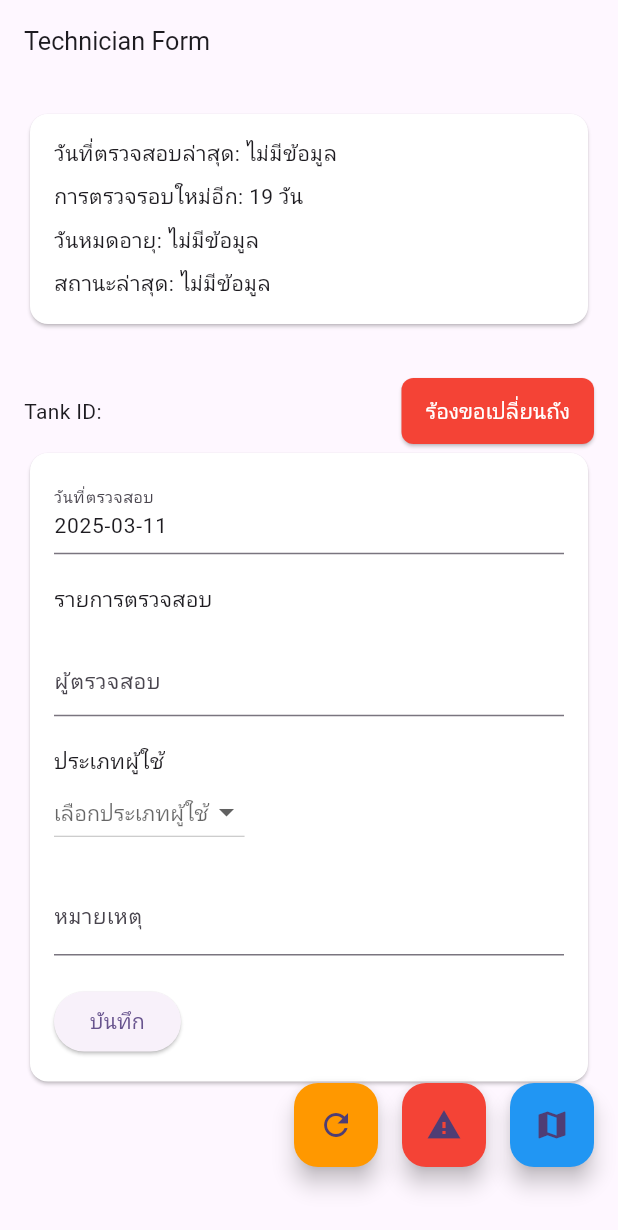
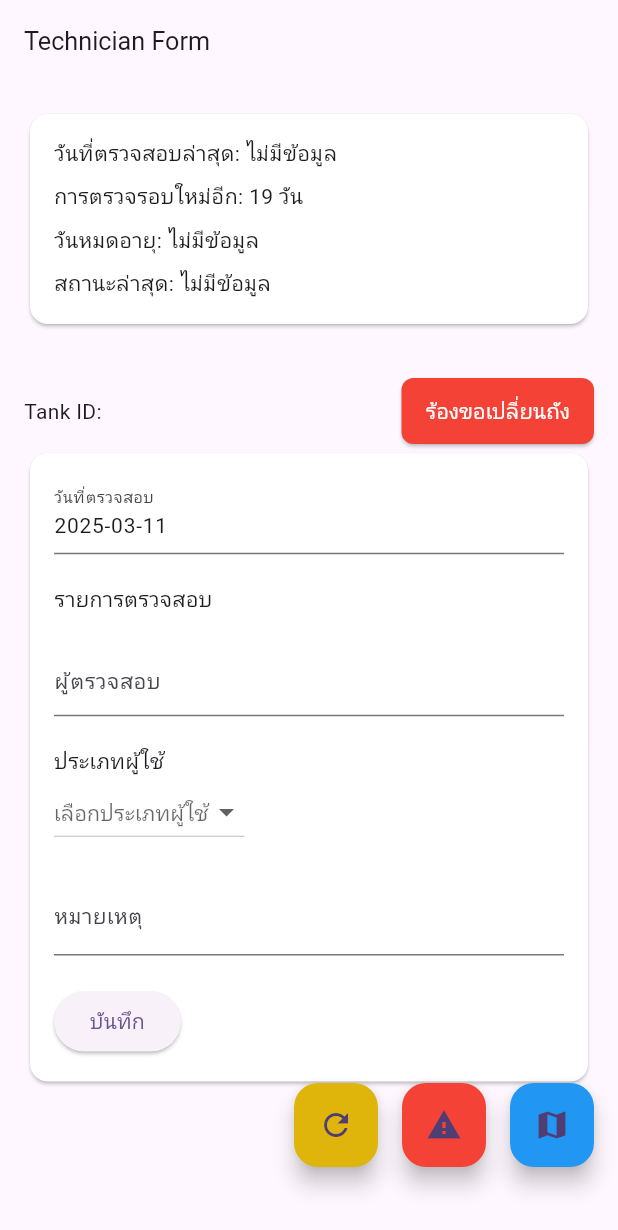
Before and after one commit to singto908/Project_tank_ex_check-masters, a Flutter app: the FormTechCheckPage screen opened directly with empty values, on a phone screen of 412 x 824 dp. Shown: the top 1230 px of the screen. Run offline on Flutter 3.47's test engine with Material 3 defaults, Android fonts, the phone set to English and light mode, and no system bars; our stand-ins replace camera, cloud_firestore, firebase_auth, firebase_core, fl_chart, qr_flutter and 1 more; missing offline and left inert: dart:html, qr_code_scanner; accounts and stored records are empty.

Commit message:
เกือบแตก

```diff
--- a/lib/technician/form_tech.dart
+++ b/lib/technician/form_tech.dart
@@ -1,5 +1,6 @@
 import 'package:firecheck_setup/technician/RequestTankChangePage.dart';
 import 'package:firecheck_setup/technician/TechnicianRequestsPage.dart';
+import 'package:firecheck_setup/technician/fetch_tank_request.dart';
 import 'package:flutter/material.dart';
 import 'package:intl/intl.dart'; // สำหรับฟอร์แมตวันที่
 import 'package:cloud_firestore/cloud_firestore.dart'; // สำหรับ Firestore
@@ -1079,11 +1080,16 @@ class _FormTechCheckPageState extends State<FormTechCheckPage> {
             children: [
               FloatingActionButton(
                 onPressed: () {
-                  // ใส่การทำงานที่ต้องการเมื่อกดปุ่ม "อัปเดต"
-                  print("อัปเดต");
+                  Navigator.push(
+                    context,
+                    MaterialPageRoute(
+                      builder: (context) =>
+                          TechnicianRequestsScreen(), // ไปที่หน้าแจ้งชำรุด
+                    ),
+                  );
                 },
-                child: Icon(Icons.refresh),
-                backgroundColor: Colors.orange,
+                child: const Icon(Icons.refresh),
+                backgroundColor: const Color.fromARGB(255, 223, 181, 11),
               ),
               SizedBox(width: 16), // ช่องว่างระหว่างปุ่ม
               FloatingActionButton(
```
